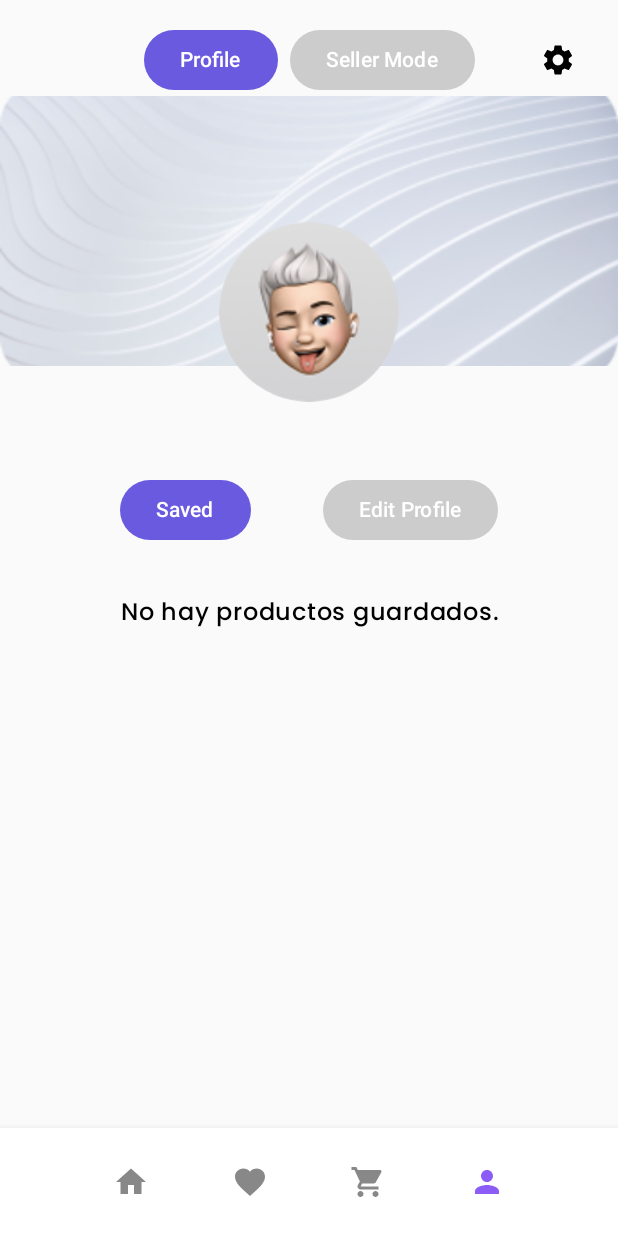
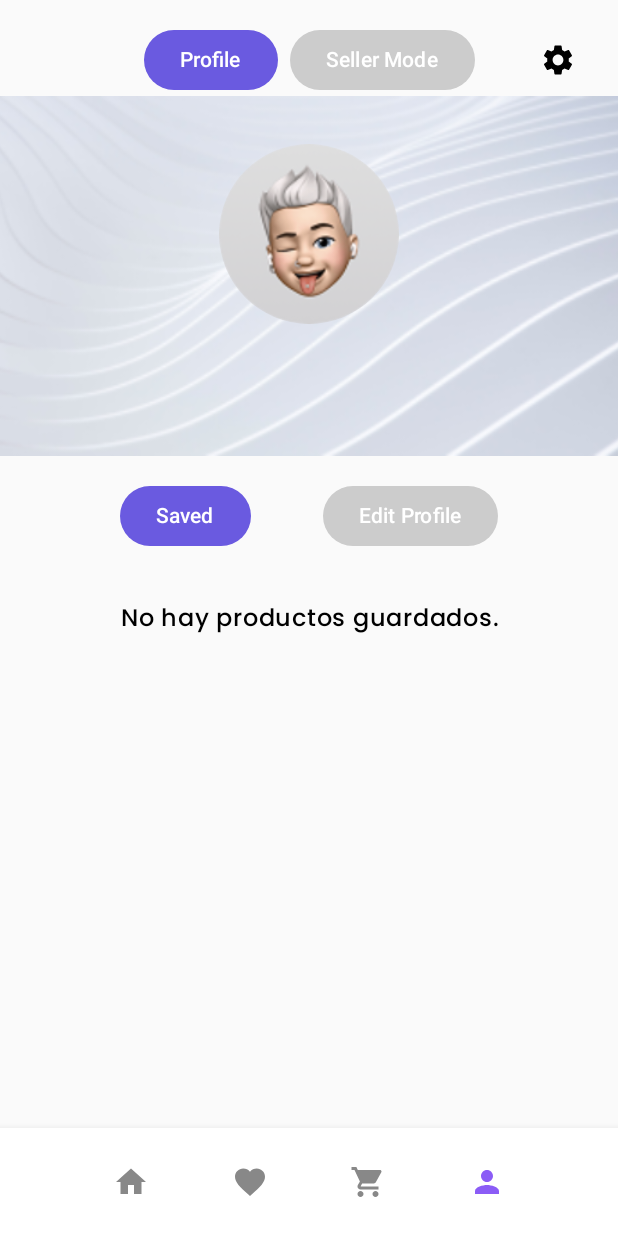
Before and after one commit to PedroJGutierrez/PetshopAppTP3, an Android app built with Jetpack Compose: the ProfileScreen screen opened through its navigation route, on a phone screen of 412 x 824 dp. Run offline under Robolectric (Android 15) with nearby library versions, the light colour scheme and no system bars; our stand-ins replace Dagger/Hilt's generated code, Firebase (no records; nobody signed in at launch, a user with empty details on screens opened directly), Room's generated code.

Commit message:
Nombre de usuario en Profile y Notificaciones interactivas.

```diff
--- a/app/src/main/java/com/proyecto/petshopapp/profile/ProfileScreen.kt
+++ b/app/src/main/java/com/proyecto/petshopapp/profile/ProfileScreen.kt
@@ -137,6 +137,7 @@ fun ProfileScreen(
     }
 
 
+
     Box(modifier = Modifier.fillMaxSize()) {
         Column(modifier = Modifier.fillMaxSize()) {
 
@@ -238,17 +239,18 @@ fun ProfileScreen(
 
             if (!isSellerMode) {
 
-                Box(modifier = Modifier.fillMaxWidth().height(180.dp)) {
+                Box(modifier = Modifier.fillMaxWidth().height(240.dp)) {
                     Image(
                         painter = painterResource(R.drawable.gris),
                         contentDescription = null,
                         contentScale = ContentScale.Crop,
                         modifier = Modifier.fillMaxSize()
                     )
+
                     Column(
                         modifier = Modifier
-                            .align(Alignment.BottomCenter)
-                            .offset(y = 60.dp),
+                            .align(Alignment.TopCenter)
+                            .padding(top = 32.dp),
                         horizontalAlignment = Alignment.CenterHorizontally
                     ) {
                         Image(
@@ -262,18 +264,20 @@ fun ProfileScreen(
                         Spacer(modifier = Modifier.height(8.dp))
 
                         Text(
-                            text = user?.username ?: "",
+                            text = username,
                             fontSize = 20.sp,
                             fontWeight = FontWeight.Bold,
                             color = Color.Black,
+                            fontFamily = poppinsFont,
                             modifier = Modifier.padding(top = 4.dp)
                         )
+
 
                         if (isEditingProfile) {
                             IconButton(
                                 onClick = { showPhotoMenu = true },
                                 modifier = Modifier
-                                    .offset(x = (40).dp, y = (-60).dp)
+                                    .offset(x = (40).dp, y = (-100).dp)
                                     .size(28.dp)
                                     .background(Color.White, shape = CircleShape)
                                     .border(1.dp, Color.Gray, CircleShape)
@@ -341,20 +345,7 @@ fun ProfileScreen(
                     }
                 }
 
-                Spacer(modifier = Modifier.height(24.dp))
-
-                Text(
-                    user?.username ?: "",
-                    fontSize = 22.sp,
-                    fontWeight = FontWeight.Bold,
-                    color = Color.Black,
-                    modifier = Modifier
-                        .align(Alignment.CenterHorizontally)
-                        .padding(bottom = 8.dp)
-                )
-
                 Spacer(modifier = Modifier.height(16.dp))
-
 
                 Row(
                     modifier = Modifier
@@ -397,7 +388,6 @@ fun ProfileScreen(
                         verticalArrangement = Arrangement.spacedBy(12.dp),
                         horizontalAlignment = Alignment.CenterHorizontally
                     ) {
-
                         OutlinedTextField(
                             value = nombre,
                             onValueChange = { nombre = it },
@@ -408,7 +398,6 @@ fun ProfileScreen(
                             modifier = Modifier.fillMaxWidth(),
                             textStyle = LocalTextStyle.current.copy(color = Color.Black)
                         )
-
 
                         OutlinedTextField(
                             value = username,
@@ -421,7 +410,6 @@ fun ProfileScreen(
                             textStyle = LocalTextStyle.current.copy(color = Color.Black)
                         )
 
-
                         OutlinedTextField(
                             value = email,
                             onValueChange = {},
@@ -433,7 +421,6 @@ fun ProfileScreen(
                             enabled = false,
                             textStyle = LocalTextStyle.current.copy(color = Color.DarkGray)
                         )
-
 
                         Row(
                             modifier = Modifier
@@ -454,7 +441,7 @@ fun ProfileScreen(
                                     modifier = Modifier
                                         .size(32.dp)
                                         .clip(CircleShape)
-                                        .background(Color(0xFF4CAF50)), // verde
+                                        .background(Color(0xFF4CAF50)),
                                     contentAlignment = Alignment.Center
                                 ) {
                                     Icon(
@@ -467,8 +454,7 @@ fun ProfileScreen(
                             }
                         }
                     }
-                }
-                else if (showSaved) {
+                } else if (showSaved) {
                     Column(modifier = Modifier.padding(horizontal = 16.dp)) {
                         if (favorites.isEmpty()) {
                             Text(
@@ -490,7 +476,6 @@ fun ProfileScreen(
                                         navController = navController,
                                         loginViewModel = loginViewModel,
                                         onFavoriteChanged = {
-
                                             FirebaseAuth.getInstance().currentUser?.uid?.let { uid ->
                                                 cargarFavoritos(uid)
                                             }
@@ -501,9 +486,8 @@ fun ProfileScreen(
                         }
                     }
                 }
-
-
-            } else {
+            }
+            else {
                 // SELLER MODE
                 Image(painter = painterResource(R.drawable.naranja), contentDescription = null,
                     modifier = Modifier.fillMaxWidth().height(120.dp))
```
Also changed, not shown: app/src/main/java/com/proyecto/petshopapp/home/NotificationScreen.kt (+102 -95 lines).
